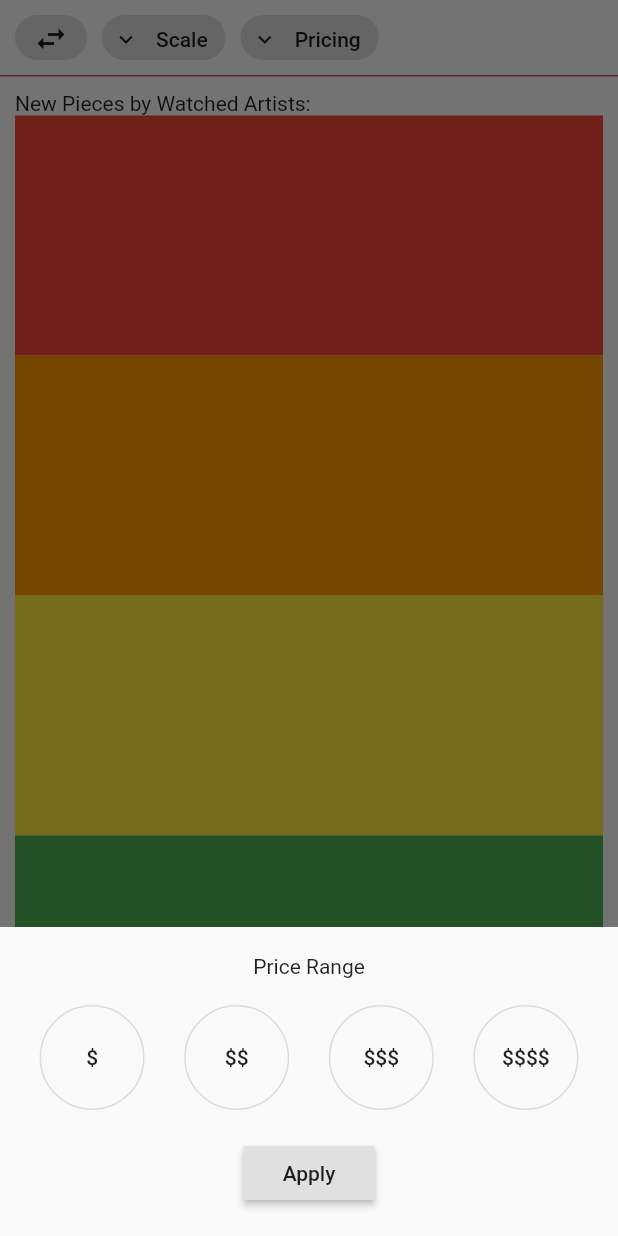
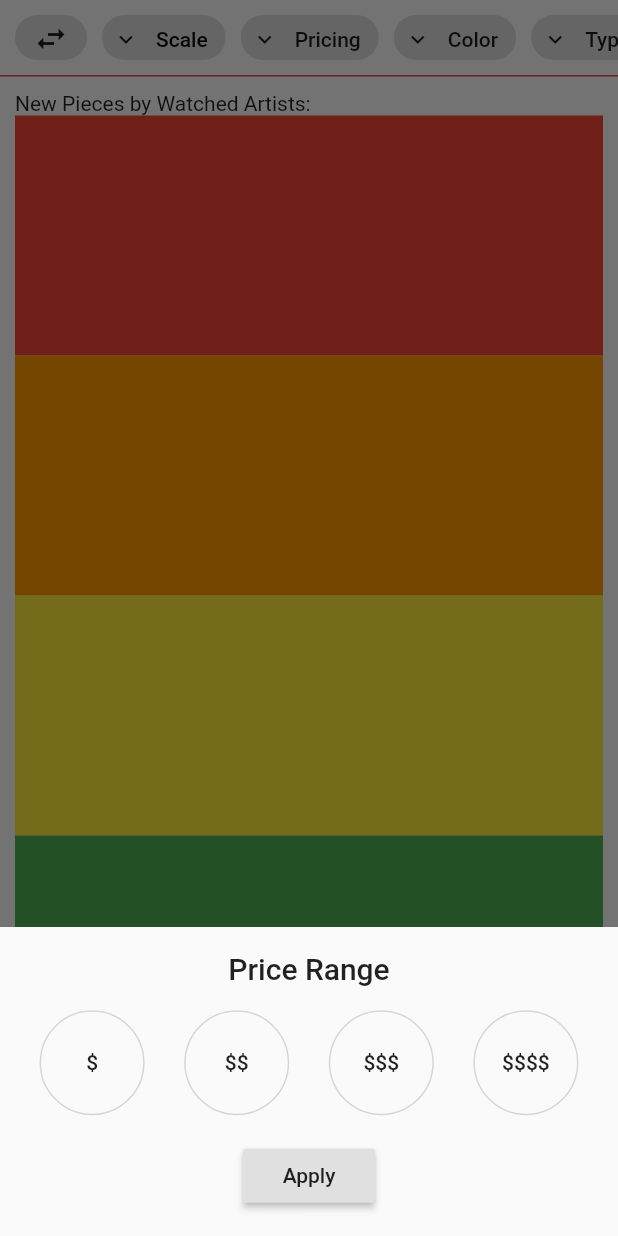
Before and after one commit to a-ng9/partial_gallery, a Flutter app: the BrowseScreen screen opened directly, after a tap on "Pricing", on a phone screen of 412 x 824 dp. Run offline on Flutter 3.47's test engine with Material 2 defaults, Android fonts, the phone set to English and light mode, and no system bars.

Commit message:
Updated bottom sheeet
small modification to log-in screen (logo)

```diff
--- a/lib/screens/browseScreen.dart
+++ b/lib/screens/browseScreen.dart
@@ -1,7 +1,7 @@
 import 'package:flutter/material.dart';
 import 'package:partial_gallery/utils/styles.dart';
-import 'package:partial_gallery/widgets/bottom_sheet.dart';
-import 'package:partial_gallery/widgets/search_chip.dart';
+import 'package:partial_gallery/widgets/filter_search.dart';
+// import 'package:partial_gallery/widgets/search_chip.dart';
 
 class BrowseScreen extends StatelessWidget {
   @override
--- a/lib/widgets/bottom_sheet.dart
+++ /dev/null
@@ -1,141 +0,0 @@
-import 'package:flutter/material.dart';
-import 'package:partial_gallery/widgets/Search_chip.dart';
-
-class ChipFilters extends StatelessWidget {
-  @override
-  Widget build(BuildContext context) {
-    return Container(
-      padding: const EdgeInsets.only(top: 10, bottom: 10),
-      height: 50,
-      child: ListView(scrollDirection: Axis.horizontal, children: <Widget>[
-        SizedBox(width: 10),
-        ActionChip(
-          label: Icon(Icons.swap_horiz),
-          onPressed: () {},
-        ),
-        SizedBox(width: 10),
-        // ChipS("Pricing", () {
-        //   print("custom chip");
-        // }),
-        // SizedBox(width: 15),
-        ActionChip(
-          label: Text("Scale"),
-          avatar: Icon(Icons.keyboard_arrow_down),
-          onPressed: () {
-            showModalBottomSheet(
-                context: context,
-                builder: (BuildContext bc) {
-                  return Container(
-                    height: MediaQuery.of(context).size.height * .25,
-
-                    // height: 150,
-                    child: Column(
-                      mainAxisAlignment: MainAxisAlignment.spaceEvenly,
-                      children: <Widget>[
-                        Text("Price Range"),
-                        Row(
-                          mainAxisAlignment: MainAxisAlignment.spaceEvenly,
-                          children: <Widget>[
-                            ButtonTheme(
-                              minWidth: 70,
-                              height: 70,
-                              child: OutlineButton(
-                                highlightedBorderColor: Colors.black,
-                                // shape: CircleBorder(),
-                                child: Text("With:"),
-                                onPressed: () {},
-                              ),
-                            ),
-                          ],
-                        ),
-                        RaisedButton(
-                          child: Text("Apply"),
-                          onPressed: () {
-                            Navigator.pop(context);
-                            print("Apply Button has been pressed");
-                          },
-                        )
-                      ],
-                    ),
-                  );
-                });
-          },
-        ),
-        SizedBox(width: 10),
-        ActionChip(
-          label: Text("Pricing"),
-          avatar: Icon(Icons.keyboard_arrow_down),
-          onPressed: () {
-            showModalBottomSheet(
-                context: context,
-                builder: (BuildContext bc) {
-                  return Container(
-                    height: MediaQuery.of(context).size.height * .25,
-
-                    // height: 150,
-                    child: Column(
-                      mainAxisAlignment: MainAxisAlignment.spaceEvenly,
-                      children: <Widget>[
-                        Text("Price Range"),
-                        Row(
-                          mainAxisAlignment: MainAxisAlignment.spaceEvenly,
-                          children: <Widget>[
-                            ButtonTheme(
-                              minWidth: 70,
-                              height: 70,
-                              child: OutlineButton(
-                                highlightedBorderColor: Colors.black,
-                                shape: CircleBorder(),
-                                child: Text("\$"),
-                                onPressed: () {},
-                              ),
-                            ),
-                            ButtonTheme(
-                              minWidth: 70,
-                              height: 70,
-                              child: OutlineButton(
-                                highlightedBorderColor: Colors.black,
-                                shape: CircleBorder(),
-                                child: Text("\$\$"),
-                                onPressed: () {},
-                              ),
-                            ),
-                            ButtonTheme(
-                              minWidth: 70,
-                              height: 70,
-                              child: OutlineButton(
-                                highlightedBorderColor: Colors.black,
-                                shape: CircleBorder(),
-                                child: Text("\$\$\$"),
-                                onPressed: () {},
-                              ),
-                            ),
-                            ButtonTheme(
-                              minWidth: 70,
-                              height: 70,
-                              child: OutlineButton(
-                                highlightedBorderColor: Colors.black,
-                                shape: CircleBorder(),
-                                child: Text("\$\$\$\$"),
-                                onPressed: () {},
-                              ),
-                            ),
-                          ],
-                        ),
-                        RaisedButton(
-                          child: Text("Apply"),
-                          onPressed: () {
-                            Navigator.pop(context);
-                            print("Apply Button has been pressed");
-                          },
-                        )
-                      ],
-                    ),
-                  );
-                });
-          },
-        )
-      ]),
-    );
-  }
-}
--- /dev/null
+++ b/lib/widgets/filter_search.dart
@@ -0,0 +1,98 @@
+import 'package:flutter/cupertino.dart';
+import 'package:flutter/material.dart';
+import 'package:partial_gallery/widgets/price_bottomSheet.dart';
+import 'package:partial_gallery/widgets/scale_bottomSheet.dart';
+// import 'package:partial_gallery/widgets/Search_chip.dart';
+
+class ChipFilters extends StatefulWidget {
+  @override
+  _ChipFiltersState createState() => _ChipFiltersState();
+}
+
+class _ChipFiltersState extends State<ChipFilters> {
+  // Color chipColorChange = Colors.grey[350];
+  // Color fontColorChange = Colors.black;
+
+  void changeColor() {
+    setState(() {
+      // chipColorChange = Colors.black;
+      // fontColorChange = Colors.white;
+    });
+  }
+
+  @override
+  Widget build(BuildContext context) {
+    return Container(
+      padding: const EdgeInsets.only(top: 10, bottom: 10),
+      height: 50,
+      child: ListView(scrollDirection: Axis.horizontal, children: <Widget>[
+        SizedBox(width: 10),
+        ActionChip(
+          label: Icon(Icons.swap_horiz),
+          onPressed: () {},
+        ),
+        SizedBox(width: 10),
+        // ChipS("Pricing", () {
+        //   print("custom chip");
+        // }),
+        // SizedBox(width: 15),
+        ActionChip(
+          label: Text(
+            "Scale",
+            style: TextStyle(color: Colors.black),
+          ),
+          avatar: Icon(Icons.keyboard_arrow_down),
+          onPressed: () {
+            showModalBottomSheet(
+                context: context,
+                builder: (BuildContext bc) {
+                  return ScaleBottomSheetSwitch();
+                });
+          },
+        ),
+        SizedBox(width: 10),
+        ActionChip(
+          // backgroundColor: _chipColorChange,
+          label: Text("Pricing"),
+          avatar: Icon(Icons.keyboard_arrow_down),
+          onPressed: () {
+            showModalBottomSheet(
+                context: context,
+                builder: (BuildContext bc) {
+                  return PriceBottomSheetSwitch();
+                });
+          },
+        ),
+        SizedBox(width: 10),
+        ActionChip(
+          // backgroundColor: _chipColorChange,
+          label: Text("Color"),
+          avatar: Icon(Icons.keyboard_arrow_down),
+          onPressed: () {
+            // showModalBottomSheet(
+            //     context: context,
+            //     builder: (BuildContext bc) {
+            //       return PriceBottomSheetSwitch();
+            //     });
+          },
+        ),
+        SizedBox(
+          width: 10,
+        ),
+        ActionChip(
+          // backgroundColor: _chipColorChange,
+          label: Text("Type"),
+          avatar: Icon(Icons.keyboard_arrow_down),
+          onPressed: () {
+            // showModalBottomSheet(
+            //     context: context,
+            //     builder: (BuildContext bc) {
+            //       return PriceBottomSheetSwitch();
+            //     });
+          },
+        ),
+        SizedBox(width: 10),
+      ]),
+    );
+  }
+}
--- /dev/null
+++ b/lib/widgets/price_bottomSheet.dart
@@ -0,0 +1,108 @@
+import 'package:flutter/material.dart';
+
+class PriceBottomSheetSwitch extends StatefulWidget {
+  @override
+  _PriceBottomSheetSwitch createState() => _PriceBottomSheetSwitch();
+}
+
+class _PriceBottomSheetSwitch extends State<PriceBottomSheetSwitch> {
+  bool pressAttention$ = false;
+  bool pressAttention$$ = false;
+  bool pressAttention$$$ = false;
+  bool pressAttention$$$$ = false;
+
+  @override
+  Widget build(BuildContext context) {
+    return Container(
+      height: MediaQuery.of(context).size.height * .25,
+      child: Column(
+        mainAxisAlignment: MainAxisAlignment.spaceEvenly,
+        children: <Widget>[
+          Text(
+            "Price Range",
+            style: TextStyle(fontWeight: FontWeight.w500, fontSize: 20),
+          ),
+          Row(
+            mainAxisAlignment: MainAxisAlignment.spaceEvenly,
+            children: <Widget>[
+              ButtonTheme(
+                minWidth: 70,
+                height: 70,
+                child: FlatButton(
+                  color: pressAttention$
+                      ? Colors.grey[600]
+                      : Color.fromRGBO(0, 0, 0, 0),
+                  shape: CircleBorder(
+                      side: BorderSide(
+                    color: Colors.grey[350],
+                    width: 1,
+                  )),
+                  child: Text("\$"),
+                  onPressed: () =>
+                      setState(() => pressAttention$ = !pressAttention$),
+                ),
+              ),
+              ButtonTheme(
+                minWidth: 70,
+                height: 70,
+                child: FlatButton(
+                  color: pressAttention$$
+                      ? Colors.grey[600]
+                      : Color.fromRGBO(0, 0, 0, 0),
+                  shape: CircleBorder(
+                      side: BorderSide(
+                    color: Colors.grey[350],
+                    width: 1,
+                  )),
+                  child: Text("\$\$"),
+                  onPressed: () =>
+                      setState(() => pressAttention$$ = !pressAttention$$),
+                ),
+              ),
+              ButtonTheme(
+                minWidth: 70,
+                height: 70,
+                child: FlatButton(
+                  color: pressAttention$$$
+                      ? Colors.grey[600]
+                      : Color.fromRGBO(0, 0, 0, 0),
+                  shape: CircleBorder(
+                      side: BorderSide(
+                    color: Colors.grey[350],
+                    width: 1,
+                  )),
+                  child: Text("\$\$\$"),
+                  onPressed: () =>
+                      setState(() => pressAttention$$$ = !pressAttention$$$),
+                ),
+              ),
+              ButtonTheme(
+                minWidth: 70,
+                height: 70,
+                child: FlatButton(
+                  color: pressAttention$$$$
+                      ? Colors.grey[600]
+                      : Color.fromRGBO(0, 0, 0, 0),
+                  shape: CircleBorder(
+                      side: BorderSide(
+                    color: Colors.grey[350],
+                    width: 1,
+                  )),
+                  child: Text("\$\$\$\$"),
+                  onPressed: () =>
+                      setState(() => pressAttention$$$$ = !pressAttention$$$$),
+                ),
+              ),
+            ],
+          ),
+          RaisedButton(
+            child: Text("Apply"),
+            onPressed: () {
+              Navigator.pop(context);
+            },
+          )
+        ],
+      ),
+    );
+  }
+}
```
Also changed, not shown: lib/main.dart (+10 -5 lines), lib/screens/inspirationScreen.dart (+0 -20 lines), lib/widgets/scale_bottomSheet.dart (added, +87 -0 lines).
